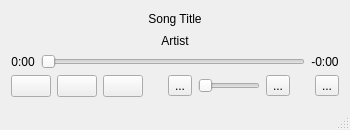
First picture: the form in PiTCH/PiTCHWindow.ui, repository dgraves/iTCH, before the edit.
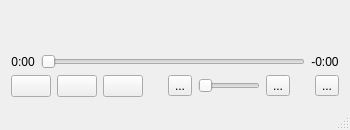
Second picture: the form after the edit.

Commit message:
Updated client track/album label
Labels are blank; no longer say "Song Title" and "Artist" when program first starts.
Artist label now handles case where either artist or album text is missing; was drawing "--", or "Artist --", etc.  The "--" is now only rendered when both artist and album text is present.

What changed in the file:
```diff
--- a/PiTCH/PiTCHWindow.ui
+++ b/PiTCH/PiTCHWindow.ui
@@ -38,7 +38,7 @@
       <item row="0" column="0" colspan="3">
        <widget class="QLabel" name="songTitle">
         <property name="text">
-         <string>Song Title</string>
+         <string/>
         </property>
         <property name="alignment">
          <set>Qt::AlignCenter</set>
@@ -48,7 +48,7 @@
       <item row="1" column="0" colspan="3">
        <widget class="QLabel" name="artist">
         <property name="text">
-         <string>Artist</string>
+         <string/>
         </property>
         <property name="alignment">
          <set>Qt::AlignCenter</set>
```
The commit also changes 1 other file.
